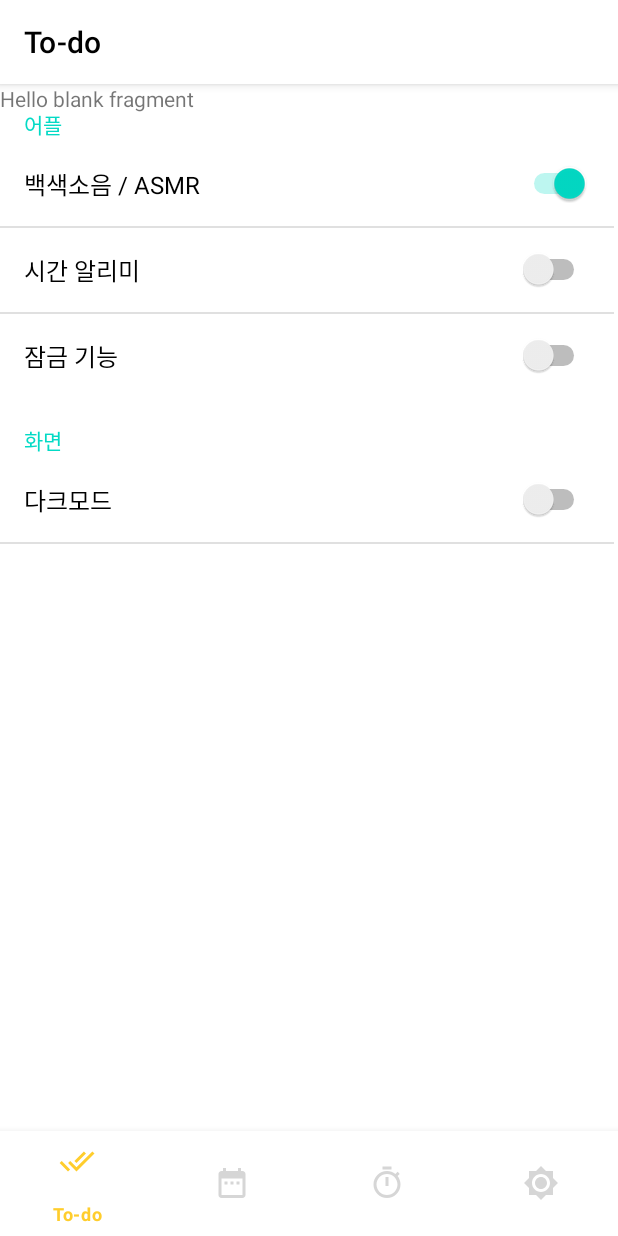
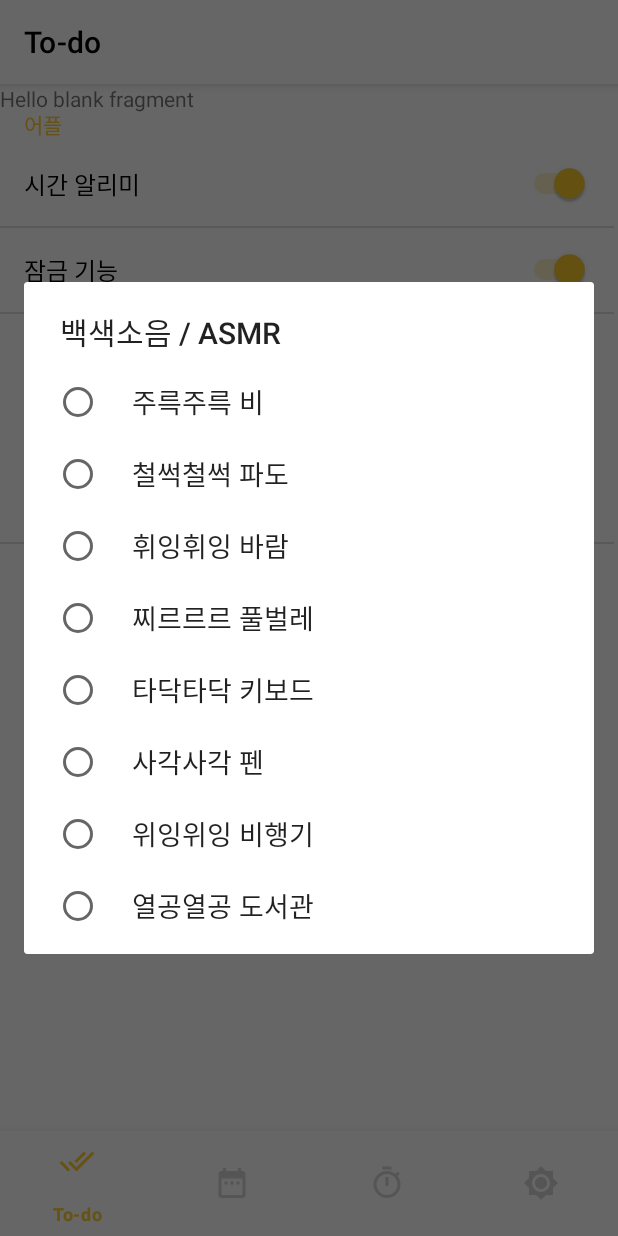
Before and after one commit to jian03/studyNugu, an Android app: the fragment SettingPreferenceFragment placed in its activity, after a tap on "백색소음 / ASMR", on a phone screen of 412 x 824 dp. Run offline under Robolectric (Android 15) with nearby library versions, the phone set to English and light mode, and no system bars; our stand-ins replace Room's generated code; 3 other taps on this screen came first.

Commit message:
setting title color change/asmr listpreference

```diff
--- a/app/src/main/java/com/sonogong/studynugu/SettingFragment.java
+++ b/app/src/main/java/com/sonogong/studynugu/SettingFragment.java
@@ -19,7 +19,8 @@
         // Inflate the layout for this fragment
         try{
             v = inflater.inflate(R.layout.fragment_setting, container, false);
-        }catch (InflateException e){
+        } catch (InflateException e){
+
         }
         return v;
     }
--- a/app/src/main/java/com/sonogong/studynugu/SettingPreferenceFragment.java
+++ b/app/src/main/java/com/sonogong/studynugu/SettingPreferenceFragment.java
@@ -1,11 +1,17 @@
 package com.sonogong.studynugu;
 
 import android.content.SharedPreferences;
+import android.graphics.Color;
 import android.os.Bundle;
+import android.preference.ListPreference;
 import android.preference.PreferenceActivity;
 import android.preference.PreferenceFragment;
+import android.preference.PreferenceManager;
 import android.view.View;
 import android.view.ViewGroup;
+import android.widget.BaseAdapter;
+import android.widget.TextView;
+import android.widget.Toast;
 
 import androidx.annotation.Nullable;
 
@@ -13,11 +19,13 @@
 
     SharedPreferences pref;
     View v;
+    ListPreference asmr;
 
     @Override
     public void onCreate(@Nullable Bundle savedInstanceState) {
         super.onCreate(savedInstanceState);
         addPreferencesFromResource(R.xml.setting);
+
     }
 
     @Override
@@ -29,5 +37,6 @@
                 parent.removeView(v);
             }
         }
+
     }
 }
--- /dev/null
+++ b/app/src/main/res/values/arrays.xml
@@ -0,0 +1,13 @@
+<?xml version="1.0" encoding="utf-8"?>
+<resources>
+    <string-array name="array_asmr">
+        <item> 주륵주륵 비 </item>
+        <item> 철썩철썩 파도 </item>
+        <item> 휘잉휘잉 바람 </item>
+        <item> 찌르르르 풀벌레 </item>
+        <item> 타닥타닥 키보드 </item>
+        <item> 사각사각 펜 </item>
+        <item> 위잉위잉 비행기 </item>
+        <item> 열공열공 도서관 </item>
+    </string-array>
+</resources>
--- a/app/src/main/res/values/colors.xml
+++ b/app/src/main/res/values/colors.xml
@@ -3,7 +3,7 @@
     <color name="purple_200">#FFBB86FC</color>
     <color name="purple_500">#FF6200EE</color>
     <color name="purple_700">#FF3700B3</color>
-    <color name="teal_200">#FF03DAC5</color>
+    <color name="teal_200">#FFFFCD2C</color>
     <color name="teal_700">#FF018786</color>
     <color name="black">#FF000000</color>
     <color name="white">#FFFFFFFF</color>
--- a/app/src/main/res/xml/setting.xml
+++ b/app/src/main/res/xml/setting.xml
@@ -2,17 +2,20 @@
 <PreferenceScreen xmlns:android="http://schemas.android.com/apk/res/android">
 
         <PreferenceCategory android:title="어플">
-
-                <SwitchPreference
-                    android:key="ASMR"
-                    android:title="백색소음 / ASMR"
-                    android:background="@drawable/my_btn_toggle" />
                 <SwitchPreference
                     android:key="TimeNoti"
                     android:title="시간 알리미" />
                 <SwitchPreference
-                    android:key="Rock"
+                    android:key="Lock"
                     android:title="잠금 기능" />
+
+                <ListPreference
+                    android:key="asmr_list"
+                    android:entries="@array/array_asmr"
+                    android:entryValues="@array/array_asmr"
+                    android:title="백색소음 / ASMR"
+                    android:negativeButtonText="@null"
+                    android:positiveButtonText="@null" />
 
         </PreferenceCategory>
         <PreferenceCategory android:title="화면">
```
